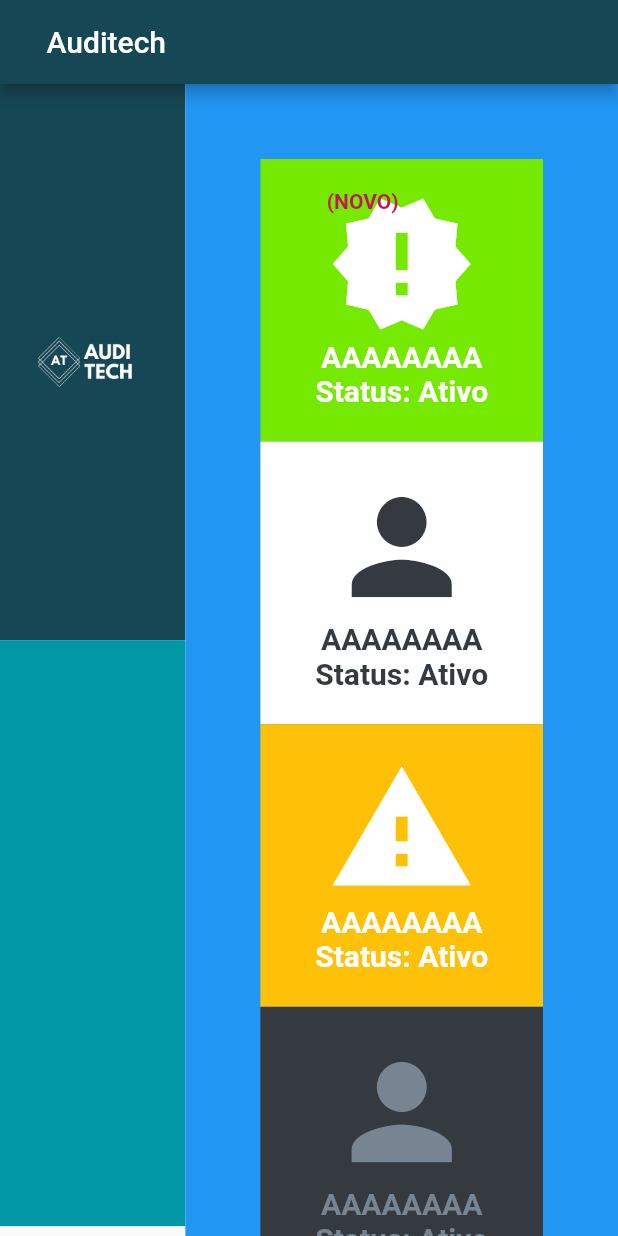
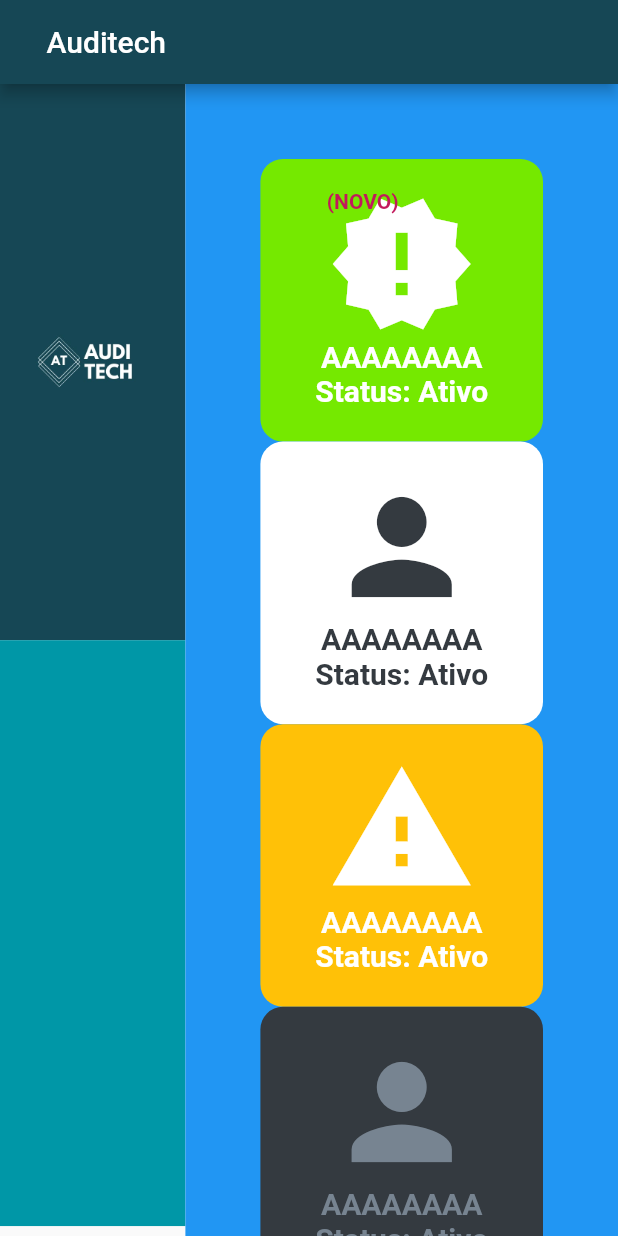
Before and after one commit to Andreas-Atomphi/AuditechWEBReservaFlutter, a Flutter app: the screen it shows after launch, after a tap on "Entrar", on a phone screen of 412 x 824 dp. Run offline on Flutter 3.47's test engine with Material 2 defaults, Android fonts, the phone set to English and light mode, and no system bars; missing offline and left inert: dart:ffi; Roboto replaces fonts that are missing (OpenSans).

Commit message:
[FEAT] Propriedade borderRadius adicionada ao componente ContainerCard.

```diff
--- a/lib/Telas/global/ContainerCard.dart
+++ b/lib/Telas/global/ContainerCard.dart
@@ -4,7 +4,7 @@ class ContainerCard extends StatelessWidget {
   final EdgeInsets padding;
   final EdgeInsets margin;
   final Color backgroundColor, foregroundColor;
-
+  final BorderRadius borderRadius;
   final Widget header, title;
   final List<Widget> body;
 
@@ -16,6 +16,7 @@ class ContainerCard extends StatelessWidget {
     this.body,
     this.header,
     this.title,
+    this.borderRadius = const BorderRadius.all(Radius.circular(15)),
   });
 
   @override
@@ -23,7 +24,10 @@ class ContainerCard extends StatelessWidget {
     return Container(
       margin: margin,
       padding: padding,
-      color: backgroundColor,
+      decoration: BoxDecoration(
+        borderRadius: borderRadius,
+        color: backgroundColor,
+      ),
       child: SingleChildScrollView(
         scrollDirection: Axis.vertical,
         child: Column(
```
